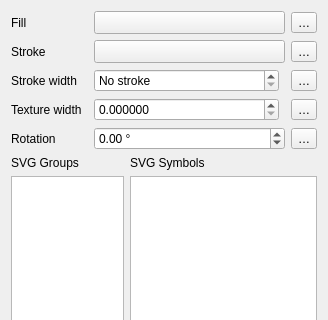
Qt form src/ui/symbollayer/widget_svgfill.ui (qgis/QGIS) before a commit; both pictures show x 0 to 328 and y 0 to 320 of the 328 by 497 pixel window.
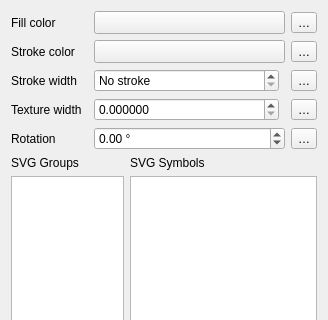
The same form after that commit. Custom widgets are drawn as their Qt base class.

What changed in the file:
```diff
--- a/src/ui/symbollayer/widget_svgfill.ui
+++ b/src/ui/symbollayer/widget_svgfill.ui
@@ -44,7 +44,7 @@
       </sizepolicy>
      </property>
      <property name="text">
-      <string>Stroke</string>
+      <string>Stroke color</string>
      </property>
     </widget>
    </item>
@@ -282,7 +282,7 @@
       </sizepolicy>
      </property>
      <property name="text">
-      <string>Fill</string>
+      <string>Fill color</string>
      </property>
     </widget>
    </item>
```
